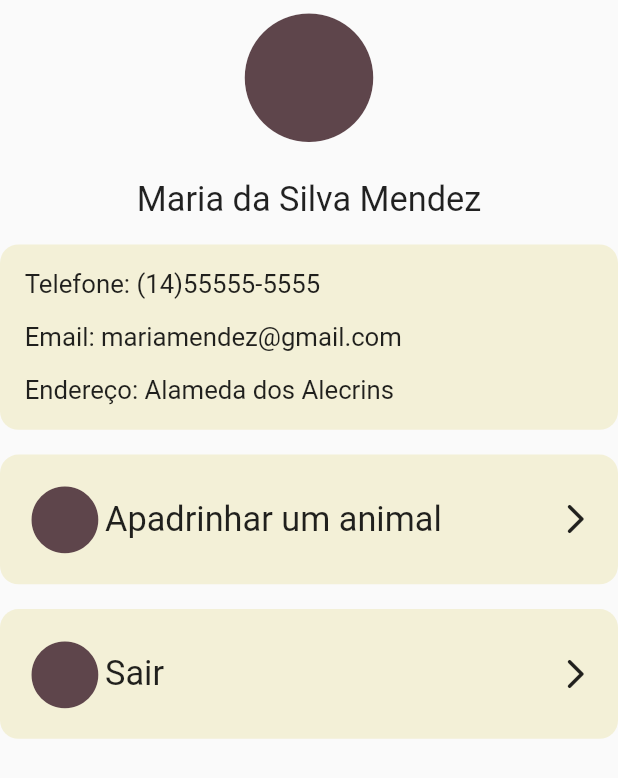
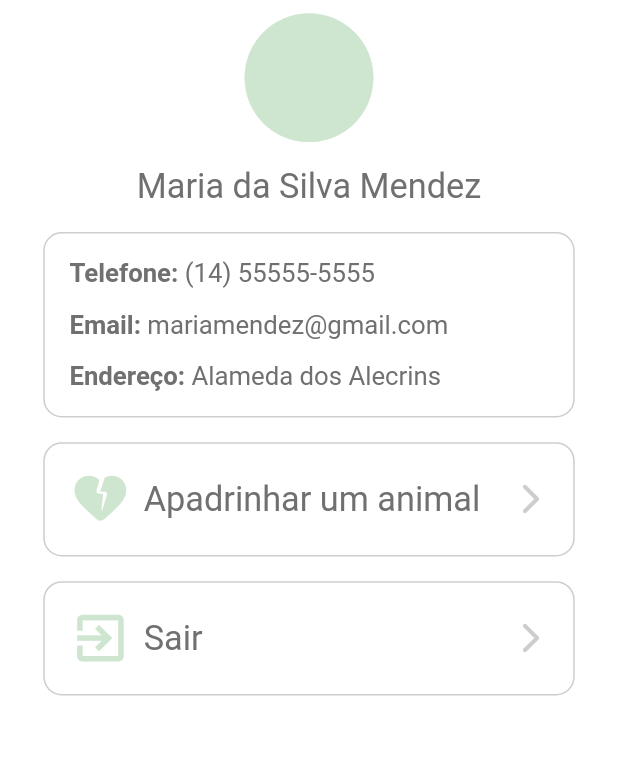
Before and after one commit to 4bnerF3lipe/1HackathonMoovefy, a Flutter app: the PerfilPage screen opened directly, on a phone screen of 412 x 824 dp. Shown: the top 778 px of the screen. Run offline on Flutter 3.47's test engine with Material 2 defaults, Android fonts, the light colour scheme and no system bars; our stand-ins replace get.

Commit message:
layout da tela de perfil alterado, para o novo esquema de cores.

```diff
--- a/hackathon_app/lib/app/perfil/pages/perfil_page.dart
+++ b/hackathon_app/lib/app/perfil/pages/perfil_page.dart
@@ -1,10 +1,10 @@
 import 'package:flutter/material.dart';
+import 'package:hackathon_app/app/shared/backgrounds/background_base/background_base.dart';
 import 'package:hackathon_app/app/shared/models/card_perfil.dart';
 import 'package:hackathon_app/app/shared/models/cores_aplicativo.dart';
 import 'package:hackathon_app/app/shared/models/fontes.dart';
 import 'package:hackathon_app/app/shared/models/tamanho.dart';
 
-import '../../shared/backgrounds/background_base/background_base.dart';
 import '../../shared/models/text_widget.dart';
 
 class PerfilPage extends StatefulWidget {
@@ -27,18 +27,20 @@ class _PerfilPageState extends State<PerfilPage> {
   Widget build(BuildContext context) {
     return BackgroundBase(
       child: Scaffold(
-        body: Column(
+        body: Padding(
+          padding: EdgeInsets.symmetric(horizontal: 7.w),
+          child: Column(
             children: [
               Align(
                 alignment: Alignment.topCenter,
                 child: Icon(
                   Icons.circle,
-                color: CoresAplicativo.corMarrom,
+                  color: CoresAplicativo.corPrimaria,
                   size: 25.w,
                 ),
               ),
               SizedBox(
-              height: 2.h,
+                height: 1.h,
               ),
               TextWidget(
                 texto: "Maria da Silva Mendez",
@@ -51,34 +53,54 @@ class _PerfilPageState extends State<PerfilPage> {
                   width: 100.w,
                   height: 15.h,
                   padding: EdgeInsets.symmetric(horizontal: 4.w, vertical: 2.h),
-                decoration: BoxDecoration(borderRadius: BorderRadius.circular(3.w), color: CoresAplicativo.corSecundaria),
+                  decoration: BoxDecoration(
+                      borderRadius: BorderRadius.circular(3.w),
+                      color: CoresAplicativo.corBranca,
+                      border: Border.all(width: 1, color: CoresAplicativo.cinzaClaro)),
                   child: Column(
                     mainAxisAlignment: MainAxisAlignment.spaceBetween,
                     crossAxisAlignment: CrossAxisAlignment.start,
                     children: [
+                      Row(
+                        children: [
                           TextWidget(
-                      texto: "Telefone: (14)55555-5555",
+                            texto: "Telefone: ",
                             fontSize: Fontes.fontePadrao,
+                            fontWeight: FontWeight.bold,
                           ),
+                          const TextWidget(texto: "(14) 55555-5555")
+                        ],
+                      ),
+                      Row(
+                        children: const [
                           TextWidget(
-                      texto: "Email: mariamendez@gmail.com",
-                      fontSize: Fontes.fontePadrao,
+                            texto: "Email: ",
+                            fontWeight: FontWeight.bold,
                           ),
+                          TextWidget(texto: "mariamendez@gmail.com")
+                        ],
+                      ),
+                      Row(
+                        children: const [
                           TextWidget(
-                      texto: "Endereço: Alameda dos Alecrins",
-                      fontSize: Fontes.fontePadrao,
+                            texto: "Endereço: ",
+                            fontWeight: FontWeight.bold,
+                          ),
+                          TextWidget(texto: "Alameda dos Alecrins")
+                        ],
                       ),
                     ],
                   )),
               SizedBox(
                 height: 2.h,
               ),
-            const CardPerfil(descricao: "Apadrinhar um animal", imagem: Icons.circle),
+              const CardPerfil(descricao: "Apadrinhar um animal", imagem: Icons.heart_broken_rounded),
               SizedBox(
                 height: 2.h,
               ),
-            const CardPerfil(descricao: "Sair", imagem: Icons.circle),
+              const CardPerfil(descricao: "Sair", imagem: Icons.exit_to_app),
             ],
+          ),
         ),
       ),
     );
--- a/hackathon_app/lib/app/shared/backgrounds/background_base/background_base.dart
+++ b/hackathon_app/lib/app/shared/backgrounds/background_base/background_base.dart
@@ -1,7 +1,4 @@
 import 'package:flutter/material.dart';
-import 'package:hackathon_app/app/shared/models/tamanho.dart';
-
-import '../../models/cores_aplicativo.dart';
 
 class BackgroundBase extends StatelessWidget {
   final Widget child;
--- a/hackathon_app/lib/app/shared/models/card_perfil.dart
+++ b/hackathon_app/lib/app/shared/models/card_perfil.dart
@@ -15,7 +15,10 @@ class CardPerfil extends StatelessWidget {
   Widget build(BuildContext context) {
     return Container(
       padding: EdgeInsets.symmetric(horizontal: 4.w, vertical: 2.h),
-      decoration: BoxDecoration(borderRadius: BorderRadius.circular(3.w), color: CoresAplicativo.corSecundaria),
+      decoration: BoxDecoration(
+          borderRadius: BorderRadius.circular(3.w),
+          color: CoresAplicativo.corBranca,
+          border: Border.all(width: 1, color: CoresAplicativo.cinzaClaro)),
       child: Column(children: [
         Row(
           mainAxisAlignment: MainAxisAlignment.spaceBetween,
@@ -24,8 +27,11 @@ class CardPerfil extends StatelessWidget {
               children: [
                 Icon(
                   imagem,
-                  size: 13.w,
-                  color: CoresAplicativo.corMarrom,
+                  size: 10.w,
+                  color: CoresAplicativo.corPrimaria,
+                ),
+                SizedBox(
+                  width: 2.w,
                 ),
                 TextWidget(
                   texto: descricao,
@@ -33,7 +39,10 @@ class CardPerfil extends StatelessWidget {
                 ),
               ],
             ),
-            const Icon(Icons.arrow_forward_ios_rounded),
+            const Icon(
+              Icons.arrow_forward_ios_rounded,
+              color: CoresAplicativo.cinzaClaro,
+            ),
           ],
         ),
       ]),
--- a/hackathon_app/lib/app/shared/models/cores_aplicativo.dart
+++ b/hackathon_app/lib/app/shared/models/cores_aplicativo.dart
@@ -10,4 +10,7 @@ class CoresAplicativo {
   static const Color corSecundaria = Color(0xFFf3f0d7);
   static const Color corAmarelo = Color(0xFFf7d59c);
   static const Color corMarrom = Color(0xFF5e454b);
+  static const Color cinzaClaro = Color(0xFFCFCCCC);
+  static const Color corBranca = Color(0xFFffffff);
+  static const Color textColor = Color(0xFF707070);
 }
--- a/hackathon_app/lib/app/shared/models/text_widget.dart
+++ b/hackathon_app/lib/app/shared/models/text_widget.dart
@@ -1,4 +1,5 @@
 import 'package:flutter/material.dart';
+import 'package:hackathon_app/app/shared/models/cores_aplicativo.dart';
 import 'fontes.dart';
 
 class TextWidget extends StatelessWidget {
@@ -13,7 +14,8 @@ class TextWidget extends StatelessWidget {
   Widget build(BuildContext context) {
     return Text(
       texto,
-      style: TextStyle(fontSize: fontSize ?? Fontes.fontePadrao, fontWeight: fontWeight, color: textColor),
+      style: TextStyle(
+          fontSize: fontSize ?? Fontes.fontePadrao, fontWeight: fontWeight, color: textColor ?? CoresAplicativo.textColor),
     );
   }
 }
--- a/hackathon_app/lib/main.dart
+++ b/hackathon_app/lib/main.dart
@@ -29,6 +29,7 @@ class App extends StatelessWidget {
         return GestureDetector(
             onTap: () => FocusManager.instance.primaryFocus?.unfocus(),
             child: GetMaterialApp(
+                theme: ThemeData(scaffoldBackgroundColor: const Color(0xFFffffff)),
                 debugShowCheckedModeBanner: false,
                 defaultTransition: Transition.native,
                 locale: const Locale('pt', 'BR'),
```
Lines whose indentation alone changed are shown as unchanged.
